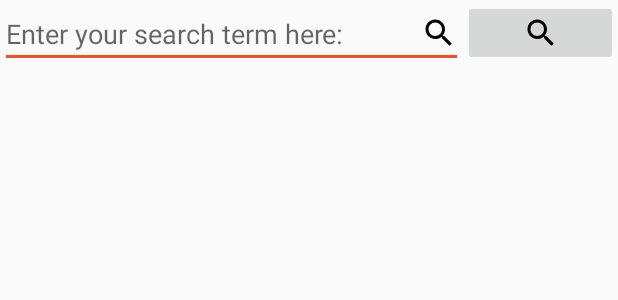
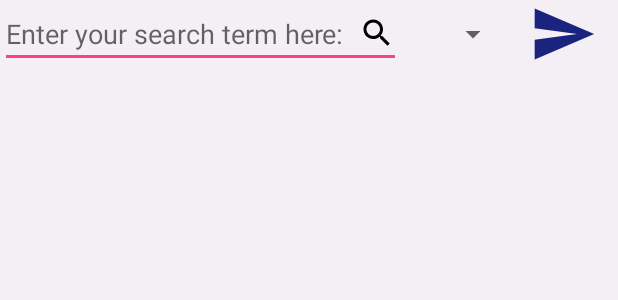
Before and after one commit to coderman202/BookListingApp, an Android app: the layout activity_main.xml on its own in the app's theme, with its tools: preview values and no code run, on a phone screen of 412 x 824 dp. Shown: the top 300 px of the screen. Run offline under Robolectric (Android 15) with nearby library versions, the phone set to English and light mode, and no system bars.

Commit message:
0.2 Added spinner with custom style. Tweaked layout

```diff
--- a/app/src/main/AndroidManifest.xml
+++ b/app/src/main/AndroidManifest.xml
@@ -7,6 +7,7 @@
 
     <application
         android:allowBackup="true"
+        android:fullBackupContent="true"
         android:icon="@mipmap/ic_launcher"
         android:label="@string/app_name"
         android:roundIcon="@mipmap/ic_launcher_round"
--- /dev/null
+++ b/app/src/main/res/drawable-anydpi/enter.xml
@@ -0,0 +1,9 @@
+<vector xmlns:android="http://schemas.android.com/apk/res/android"
+        android:width="24dp"
+        android:height="24dp"
+        android:viewportWidth="24.0"
+        android:viewportHeight="24.0">
+    <path
+        android:fillColor="@color/button_color"
+        android:pathData="M2.01,21L23,12 2.01,3 2,10l15,2 -15,2z"/>
+</vector>
--- a/app/src/main/res/layout/activity_main.xml
+++ b/app/src/main/res/layout/activity_main.xml
@@ -1,7 +1,6 @@
 <?xml version="1.0" encoding="utf-8"?>
 <LinearLayout
     xmlns:android="http://schemas.android.com/apk/res/android"
-    xmlns:app="http://schemas.android.com/apk/res-auto"
     xmlns:tools="http://schemas.android.com/tools"
     android:layout_width="match_parent"
     android:layout_height="match_parent"
@@ -11,26 +10,33 @@
     <LinearLayout
         android:layout_width="match_parent"
         android:layout_height="wrap_content"
+        android:orientation="horizontal"
         android:weightSum="4">
 
         <EditText
             android:id="@+id/book_list_search_box"
             android:layout_width="0dp"
             android:layout_height="wrap_content"
-            android:layout_weight="3"
+            android:layout_weight="2.6"
             android:inputType="text"
             android:maxLines="1"
             android:drawableEnd="@drawable/search"
             android:labelFor="@+id/book_list"
             android:hint="@string/edit_text_hint"/>
 
-        <ImageButton
+        <Spinner
+            android:id="@+id/num_results"
+            android:layout_width="0dp"
+            android:layout_height="match_parent"
+            android:layout_weight="0.70"/>
+
+        <ImageView
             android:id="@+id/search_button"
             android:layout_width="0dp"
-            android:layout_height="wrap_content"
-            android:layout_weight="1"
+            android:layout_height="match_parent"
+            android:layout_weight="0.70"
             android:contentDescription="@string/search_button"
-            android:src="@drawable/search"/>
+            android:src="@drawable/enter"/>
 
     </LinearLayout>
 
--- a/app/src/main/res/layout/book_list_item.xml
+++ b/app/src/main/res/layout/book_list_item.xml
@@ -12,6 +12,7 @@
         android:layout_width="0dp"
         android:layout_height="48dp"
         tools:src="@drawable/placeholder"
+        android:contentDescription="@string/book_cover"
         app:layout_constraintTop_toTopOf="parent"
         app:layout_constraintStart_toStartOf="parent"
         app:layout_constraintBottom_toBottomOf="parent"
--- a/app/src/main/res/values/colors.xml
+++ b/app/src/main/res/values/colors.xml
@@ -1,10 +1,15 @@
 <?xml version="1.0" encoding="utf-8"?>
 <resources>
-    <color name="colorPrimary">#3F51B5</color>
-    <color name="colorPrimaryDark">#303F9F</color>
-    <color name="colorAccent">#F4511E</color>
+    <color name="colorPrimary">#311B92</color>
+    <color name="colorPrimaryDark">#512DA8</color>
+    <color name="colorAccent">#FF4081</color>
+    <color name="colorBackground">#F3EFF5</color>
 
     <color name="font_color">#000000</color>
 
+    <color name="button_color">#1A237E</color>
+
+
+
 
 </resources>
--- a/app/src/main/res/values/strings.xml
+++ b/app/src/main/res/values/strings.xml
@@ -1,4 +1,4 @@
-<resources  xmlns:xliff="urn:oasis:names:tc:xliff:document:1.2">
+<resources xmlns:tools="http://schemas.android.com/tools" xmlns:xliff="urn:oasis:names:tc:xliff:document:1.2">
     <string name="app_name">Book Listing App</string>
 
     <!--Edit text hint-->
@@ -17,7 +17,7 @@
 
     <!--STRINGS FOR DEALING WITH EXCEPTIONS -->
     <string name="url_exception">Problem with the request URL</string>
-    <string name="response_code_exception">
+    <string name="response_code_exception" tools:ignore="PluralsCandidate">
         Error: <xliff:g name="response_code">%d</xliff:g> response code received
     </string>
     <string name="json_exception">Problem retrieving JSON correctly</string>
--- a/app/src/main/res/values/styles.xml
+++ b/app/src/main/res/values/styles.xml
@@ -6,6 +6,7 @@
         <item name="colorPrimary">@color/colorPrimary</item>
         <item name="colorPrimaryDark">@color/colorPrimaryDark</item>
         <item name="colorAccent">@color/colorAccent</item>
+        <item name="android:colorBackground">@color/colorBackground</item>
     </style>
 
     <style name="BookTitleStyle">
```
Also changed, not shown: app/src/main/java/com/example/android/booklistingapp/BookUtils.java (+12 -8 lines), app/src/main/java/com/example/android/booklistingapp/MainActivity.java (+53 -12 lines), app/src/main/java/com/example/android/booklistingapp/NumResultsAdapter.java (added, +69 -0 lines), app/src/main/res/layout/spinner_item.xml (added, +16 -0 lines).
